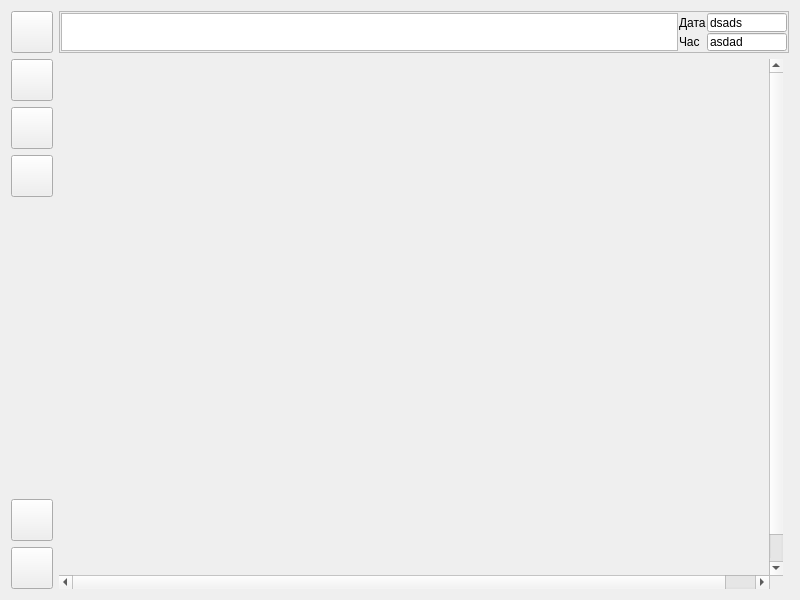
Above: kf-1000/scada/mainform.ui from vanessaorgua/Linovitsa before the change. Below: the same form after it.
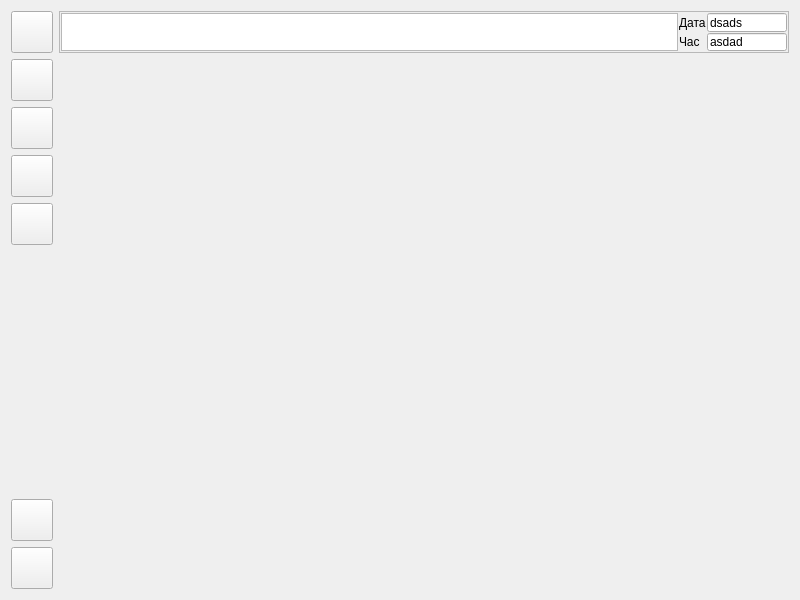
That is the form after the change. Icons and pictures are not drawn.

The edit to the form file:
```diff
--- a/kf-1000/scada/mainform.ui
+++ b/kf-1000/scada/mainform.ui
@@ -82,7 +82,7 @@
      </property>
     </widget>
    </item>
-   <item row="5" column="0">
+   <item row="6" column="0">
     <widget class="QPushButton" name="About">
      <property name="minimumSize">
       <size>
@@ -108,7 +108,7 @@
      </property>
     </widget>
    </item>
-   <item row="6" column="0">
+   <item row="7" column="0">
     <widget class="QPushButton" name="Exit">
      <property name="minimumSize">
       <size>
@@ -137,7 +137,7 @@
      </property>
     </widget>
    </item>
-   <item row="4" column="0">
+   <item row="5" column="0">
     <spacer>
      <property name="orientation">
       <enum>Qt::Vertical</enum>
@@ -273,29 +273,6 @@
      </property>
     </widget>
    </item>
-   <item row="1" column="1" rowspan="6">
-    <widget class="QScrollArea" name="scrollArea">
-     <property name="frameShape">
-      <enum>QFrame::NoFrame</enum>
-     </property>
-     <property name="widgetResizable">
-      <bool>false</bool>
-     </property>
-     <property name="alignment">
-      <set>Qt::AlignLeading|Qt::AlignLeft|Qt::AlignTop</set>
-     </property>
-     <widget class="QWidget" name="scrollAreaWidgetContents">
-      <property name="geometry">
-       <rect>
-        <x>0</x>
-        <y>0</y>
-        <width>742</width>
-        <height>546</height>
-       </rect>
-      </property>
-     </widget>
-    </widget>
-   </item>
    <item row="3" column="0">
     <widget class="QPushButton" name="TrCtrl">
      <property name="sizePolicy">
@@ -331,6 +308,44 @@
      </property>
     </widget>
    </item>
+   <item row="4" column="0">
+    <widget class="QPushButton" name="bnReport">
+     <property name="sizePolicy">
+      <sizepolicy hsizetype="Minimum" vsizetype="Fixed">
+       <horstretch>0</horstretch>
+       <verstretch>0</verstretch>
+      </sizepolicy>
+     </property>
+     <property name="minimumSize">
+      <size>
+       <width>42</width>
+       <height>42</height>
+      </size>
+     </property>
+     <property name="maximumSize">
+      <size>
+       <width>42</width>
+       <height>42</height>
+      </size>
+     </property>
+     <property name="text">
+      <string/>
+     </property>
+     <property name="icon">
+      <iconset resource="../../../lib/picture.qrc">
+       <normaloff>:/butons/pict/report_32x32.png</normaloff>:/butons/pict/report_32x32.png</iconset>
+     </property>
+     <property name="iconSize">
+      <size>
+       <width>32</width>
+       <height>32</height>
+      </size>
+     </property>
+    </widget>
+   </item>
+   <item row="1" column="2" rowspan="7">
+    <widget class="QStackedWidget" name="sW"/>
+   </item>
   </layout>
  </widget>
  <resources>
```
